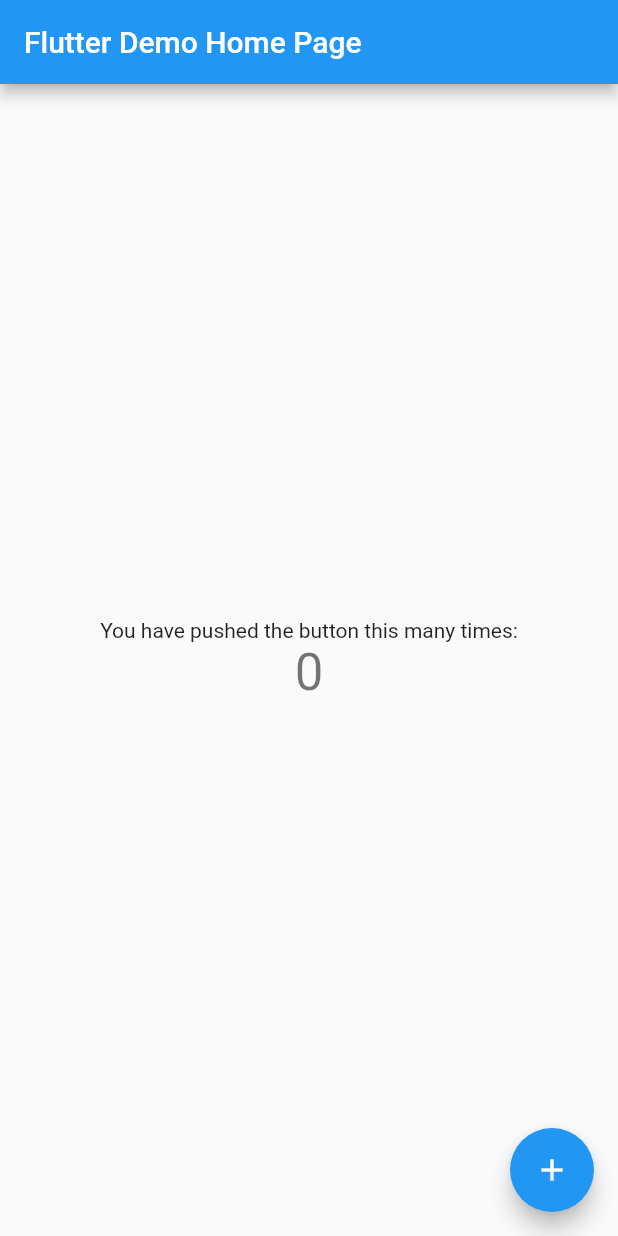
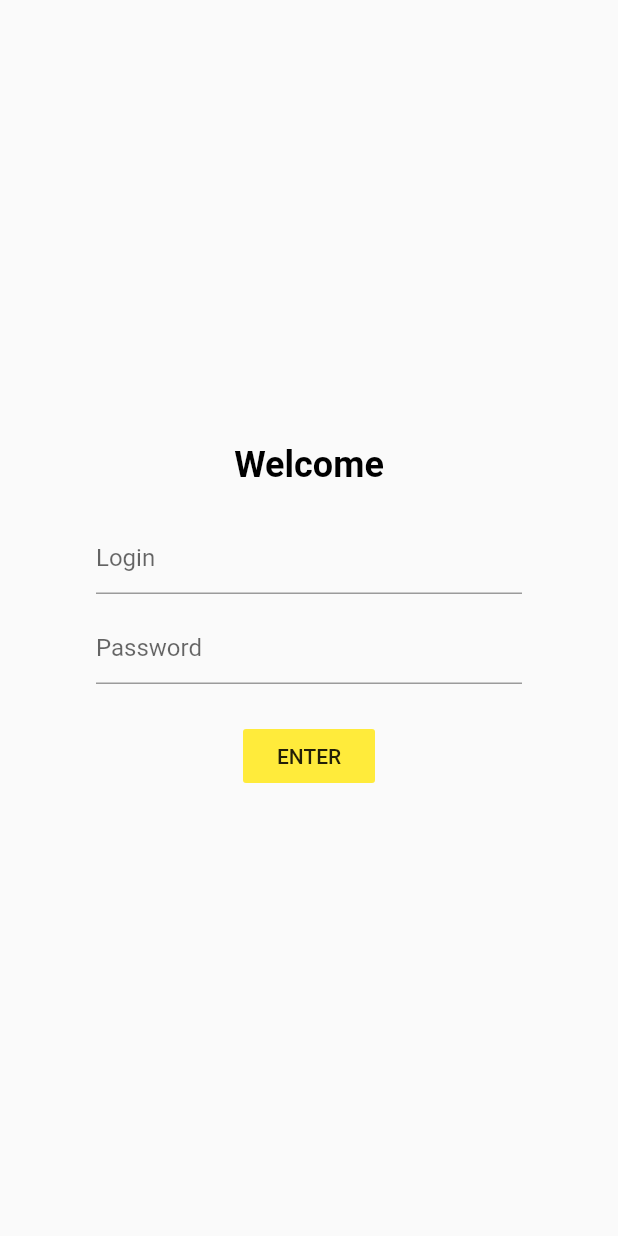
Before and after one commit to sudame/TIL, a Flutter app: the screen it shows after launch, on a phone screen of 412 x 824 dp. Run offline on Flutter 3.47's test engine with Material 2 defaults, Android fonts, the light colour scheme and no system bars.

Commit message:
flutter: state-management complete

```diff
--- a/flutter/state_management/lib/main.dart
+++ b/flutter/state_management/lib/main.dart
@@ -1,111 +1,41 @@
 import 'package:flutter/material.dart';
+import 'package:state_management/models/cart.dart';
+import 'package:state_management/screen/cart.dart';
+import 'package:state_management/screen/catalog.dart';
+import 'package:state_management/screen/login.dart';
+import 'package:scoped_model/scoped_model.dart';
 
-void main() => runApp(MyApp());
+void main() {
+  final cart = CartModel();
+
+  runApp(ScopedModel<CartModel>(
+    model: cart,
+    child: MyApp(),
+  ));
+}
 
 class MyApp extends StatelessWidget {
-  // This widget is the root of your application.
   @override
   Widget build(BuildContext context) {
     return MaterialApp(
+      debugShowCheckedModeBanner: false,
       title: 'Flutter Demo',
       theme: ThemeData(
-        // This is the theme of your application.
-        //
-        // Try running your application with "flutter run". You'll see the
-        // application has a blue toolbar. Then, without quitting the app, try
-        // changing the primarySwatch below to Colors.green and then invoke
-        // "hot reload" (press "r" in the console where you ran "flutter run",
-        // or simply save your changes to "hot reload" in a Flutter IDE).
-        // Notice that the counter didn't reset back to zero; the application
-        // is not restarted.
-        primarySwatch: Colors.blue,
+        primarySwatch: Colors.yellow,
+        textTheme: TextTheme(
+          display4: TextStyle(
+            fontWeight: FontWeight.w700,
+            fontSize: 24,
+            color: Colors.black,
+          ),
+        ),
       ),
-      home: MyHomePage(title: 'Flutter Demo Home Page'),
+      initialRoute: '/',
+      routes: {
+        '/': (context) => MyLoginScreen(),
+        '/catalog': (context) => MyCatalog(),
+        '/cart': (context) => MyCart(),
+      },
     );
   }
 }
-
-class MyHomePage extends StatefulWidget {
-  MyHomePage({Key key, this.title}) : super(key: key);
-
-  // This widget is the home page of your application. It is stateful, meaning
-  // that it has a State object (defined below) that contains fields that affect
-  // how it looks.
-
-  // This class is the configuration for the state. It holds the values (in this
-  // case the title) provided by the parent (in this case the App widget) and
-  // used by the build method of the State. Fields in a Widget subclass are
-  // always marked "final".
-
-  final String title;
-
-  @override
-  _MyHomePageState createState() => _MyHomePageState();
-}
-
-class _MyHomePageState extends State<MyHomePage> {
-  int _counter = 0;
-
-  void _incrementCounter() {
-    setState(() {
-      // This call to setState tells the Flutter framework that something has
-      // changed in this State, which causes it to rerun the build method below
-      // so that the display can reflect the updated values. If we changed
-      // _counter without calling setState(), then the build method would not be
-      // called again, and so nothing would appear to happen.
-      _counter++;
-    });
-  }
-
-  @override
-  Widget build(BuildContext context) {
-    // This method is rerun every time setState is called, for instance as done
-    // by the _incrementCounter method above.
-    //
-    // The Flutter framework has been optimized to make rerunning build methods
-    // fast, so that you can just rebuild anything that needs updating rather
-    // than having to individually change instances of widgets.
-    return Scaffold(
-      appBar: AppBar(
-        // Here we take the value from the MyHomePage object that was created by
-        // the App.build method, and use it to set our appbar title.
-        title: Text(widget.title),
-      ),
-      body: Center(
-        // Center is a layout widget. It takes a single child and positions it
-        // in the middle of the parent.
-        child: Column(
-          // Column is also layout widget. It takes a list of children and
-          // arranges them vertically. By default, it sizes itself to fit its
-          // children horizontally, and tries to be as tall as its parent.
-          //
-          // Invoke "debug painting" (press "p" in the console, choose the
-          // "Toggle Debug Paint" action from the Flutter Inspector in Android
-          // Studio, or the "Toggle Debug Paint" command in Visual Studio Code)
-          // to see the wireframe for each widget.
-          //
-          // Column has various properties to control how it sizes itself and
-          // how it positions its children. Here we use mainAxisAlignment to
-          // center the children vertically; the main axis here is the vertical
-          // axis because Columns are vertical (the cross axis would be
-          // horizontal).
-          mainAxisAlignment: MainAxisAlignment.center,
-          children: <Widget>[
-            Text(
-              'You have pushed the button this many times:',
-            ),
-            Text(
-              '$_counter',
-              style: Theme.of(context).textTheme.display1,
-            ),
-          ],
-        ),
-      ),
-      floatingActionButton: FloatingActionButton(
-        onPressed: _incrementCounter,
-        tooltip: 'Increment',
-        child: Icon(Icons.add),
-      ), // This trailing comma makes auto-formatting nicer for build methods.
-    );
-  }
-}
--- /dev/null
+++ b/flutter/state_management/lib/models/cart.dart
@@ -0,0 +1,24 @@
+import 'dart:collection';
+
+import 'package:state_management/models/src/item.dart';
+import 'package:scoped_model/scoped_model.dart';
+
+
+class CartModel extends Model {
+  // 内部のプライベートなステート
+  final List<Item> _items = [];
+
+  UnmodifiableListView<Item> get items => UnmodifiableListView(_items);
+
+  int get totalPrice => _items.length  * 42;
+
+  void add(Item item) {
+    _items.add(item);
+
+    notifyListeners();
+  }
+
+  void clear(){
+    _items.clear();
+  }
+}
--- /dev/null
+++ b/flutter/state_management/lib/models/src/item.dart
@@ -0,0 +1,33 @@
+const _itemNames = [
+  'Code Smell',
+  'Control Flow',
+  'Interpreter',
+  'Recursion',
+  'Sprint',
+  'Heisenbug',
+  'Spaghetti',
+  'Hydra Code',
+  'Off-By-One',
+  'Scope',
+  'Callback',
+  'Closure',
+  'Automata',
+  'Bit Shift',
+  'Currying',
+];
+
+class Item {
+  final int id;
+  final String name;
+
+  Item(this.id) : this.name = _itemNames[id % _itemNames.length];
+
+  @override
+  int get hashCode => this.id;
+
+  @override
+  bool operator ==(other) => other is Item && other.id == this.id;
+
+
+
+}
--- /dev/null
+++ b/flutter/state_management/lib/screen/login.dart
@@ -0,0 +1,72 @@
+import 'package:flutter/material.dart';
+
+import 'package:state_management/models/cart.dart';
+import 'package:scoped_model/scoped_model.dart';
+
+class MyLoginScreen extends StatelessWidget {
+  void onLoginSubmit(BuildContext context) {
+    var cart = ScopedModel.of<CartModel>(context);
+
+    cart.clear();
+
+    Navigator.pushReplacementNamed(context, '/catalog');
+  }
+
+  @override
+  Widget build(BuildContext context) {
+    return Material(
+      child: Center(
+        child: Padding(
+          padding: const EdgeInsets.symmetric(horizontal: 64),
+          child: Column(
+            mainAxisAlignment: MainAxisAlignment.center,
+            children: <Widget>[
+              Text(
+                'Welcome',
+                style: Theme.of(context).textTheme.display4,
+              ),
+              SizedBox(
+                height: 24,
+              ),
+              _LoginTextField(
+                hintText: 'Login',
+              ),
+              SizedBox(
+                height: 12,
+              ),
+              _LoginTextField(
+                hintText: 'Password',
+                obscureText: true,
+              ),
+              SizedBox(
+                height: 24,
+              ),
+              FlatButton(
+                child: Text('ENTER'),
+                onPressed: () => onLoginSubmit(context),
+                color: Colors.yellow,
+              )
+            ],
+          ),
+        ),
+      ),
+    );
+  }
+}
+
+class _LoginTextField extends StatelessWidget {
+  final String hintText;
+  final bool obscureText;
+
+  _LoginTextField({Key key, @required this.hintText, this.obscureText = false})
+      : super(key: key);
+
+  @override
+  Widget build(BuildContext context) {
+    return TextField(
+      decoration:
+          InputDecoration(hintText: hintText, fillColor: Colors.black12),
+      obscureText: obscureText,
+    );
+  }
+}
--- a/flutter/state_management/pubspec.yaml
+++ b/flutter/state_management/pubspec.yaml
@@ -23,6 +23,8 @@
   # The following adds the Cupertino Icons font to your application.
   # Use with the CupertinoIcons class for iOS style icons.
   cupertino_icons: ^0.1.2
+
+  scoped_model: ^1.0.1
 
 dev_dependencies:
   flutter_test:
```
Also changed, not shown: flutter/state_management/lib/screen/cart.dart (added, +89 -0 lines), flutter/state_management/lib/screen/catalog.dart (added, +106 -0 lines), flutter/state_management/pubspec.lock.
